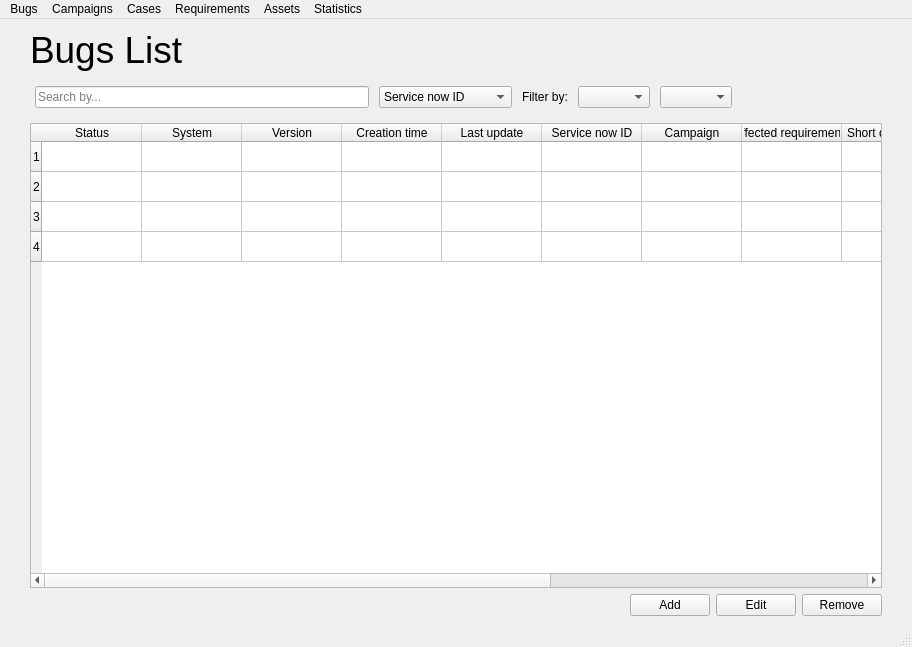
Old version of the form ui/main.ui in the repository vazmasero/UAT-Tool.
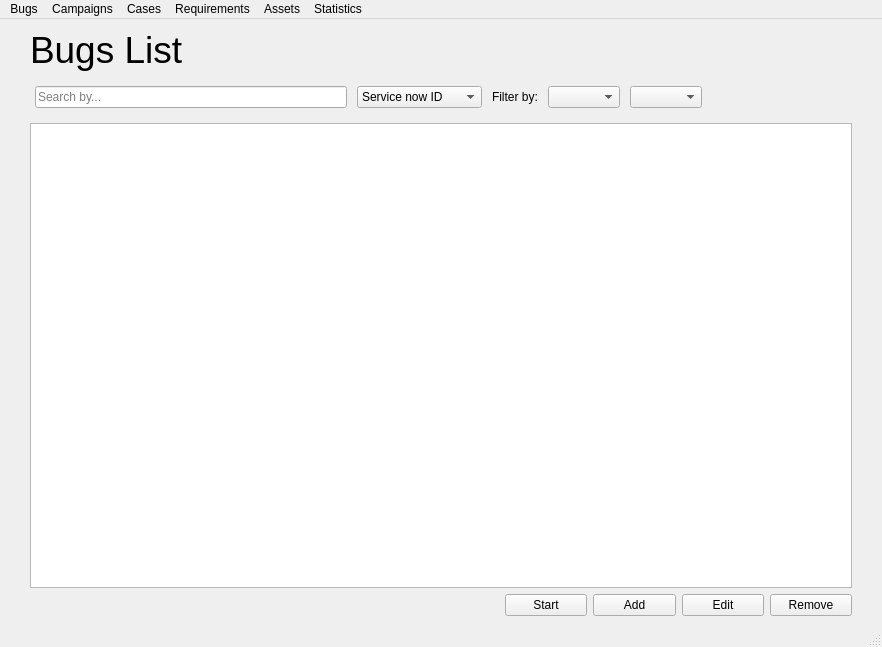
New version of the form. The open tabs and pages were chosen to show the change.

Patch:
```diff
--- a/ui/main.ui
+++ b/ui/main.ui
@@ -6,7 +6,7 @@
    <rect>
     <x>0</x>
     <y>0</y>
-    <width>898</width>
+    <width>882</width>
     <height>647</height>
    </rect>
   </property>
@@ -114,85 +114,13 @@
          </layout>
         </item>
         <item>
-         <widget class="QTableWidget" name="tbl_bugs">
+         <widget class="QTableView" name="tbl_bugs">
           <property name="sizeAdjustPolicy">
            <enum>QAbstractScrollArea::SizeAdjustPolicy::AdjustToContents</enum>
           </property>
-          <property name="rowCount">
-           <number>4</number>
+          <property name="cornerButtonEnabled">
+           <bool>false</bool>
           </property>
-          <property name="columnCount">
-           <number>13</number>
-          </property>
-          <row/>
-          <row/>
-          <row/>
-          <row/>
-          <column>
-           <property name="text">
-            <string>Status</string>
-           </property>
-          </column>
-          <column>
-           <property name="text">
-            <string>System</string>
-           </property>
-          </column>
-          <column>
-           <property name="text">
-            <string>Version</string>
-           </property>
-          </column>
-          <column>
-           <property name="text">
-            <string>Creation time</string>
-           </property>
-          </column>
-          <column>
-           <property name="text">
-            <string>Last update</string>
-           </property>
-          </column>
-          <column>
-           <property name="text">
-            <string>Service now ID</string>
-           </property>
-          </column>
-          <column>
-           <property name="text">
-            <string>Campaign</string>
-           </property>
-          </column>
-          <column>
-           <property name="text">
-            <string>Affected requirements</string>
-           </property>
-          </column>
-          <column>
-           <property name="text">
-            <string>Short description</string>
-           </property>
-          </column>
-          <column>
-           <property name="text">
-            <string>Definition</string>
-           </property>
-          </column>
-          <column>
-           <property name="text">
-            <string>Urgency</string>
-           </property>
-          </column>
-          <column>
-           <property name="text">
-            <string>Impact</string>
-           </property>
-          </column>
-          <column>
-           <property name="text">
-            <string>Comments</string>
-           </property>
-          </column>
          </widget>
         </item>
        </layout>
@@ -1007,8 +935,15 @@
     <item>
      <layout class="QHBoxLayout" name="hlayout_btn">
       <property name="leftMargin">
-       <number>600</number>
+       <number>475</number>
       </property>
+      <item>
+       <widget class="QPushButton" name="btn_start">
+        <property name="text">
+         <string>Start</string>
+        </property>
+       </widget>
+      </item>
       <item>
        <widget class="QPushButton" name="btn_add">
         <property name="text">
@@ -1039,8 +974,8 @@
     <rect>
      <x>0</x>
      <y>0</y>
-     <width>898</width>
-     <height>22</height>
+     <width>882</width>
+     <height>33</height>
     </rect>
    </property>
    <widget class="QMenu" name="menu_bugs">
```
Left out of the diff: 83 changed lines with no effect on the pictures.
